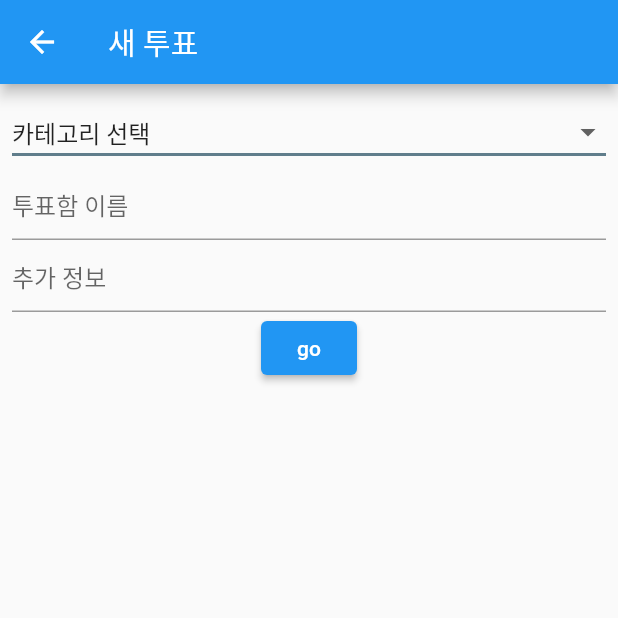
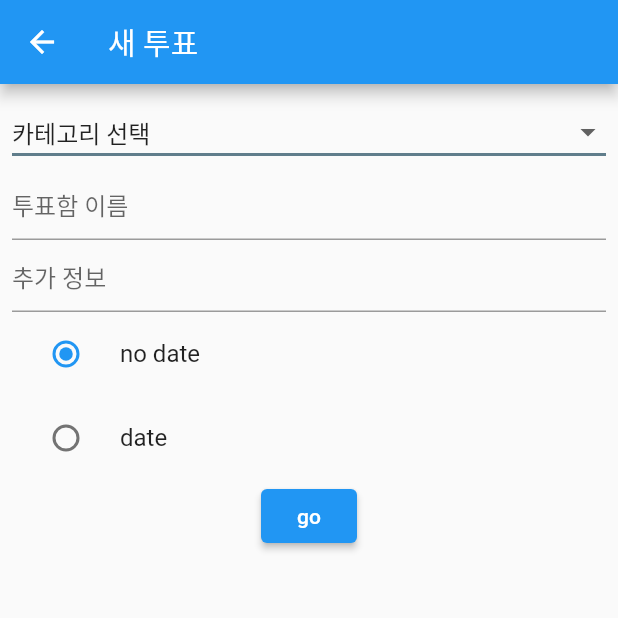
Before and after one commit to ryoush95/voteapp, a Flutter app: the voteAdd screen opened directly, on a phone screen of 412 x 824 dp, the top half of it. Run offline on Flutter 3.47's test engine with Material 2 defaults, Android fonts, the phone set to English and light mode, and no system bars; our stand-ins replace cloud_firestore, firebase_auth, firebase_core, firebase_storage, fluttertoast, get and 3 more; missing offline and left inert: flutter_quill, need_resume; accounts and stored records are empty.

Commit message:
투표추가 라디오 버튼 추가

```diff
--- a/lib/Controller/VoteAddController.dart
+++ b/lib/Controller/VoteAddController.dart
@@ -2,6 +2,7 @@ import 'package:cloud_firestore/cloud_firestore.dart';
 import 'package:flutter/material.dart';
 import 'package:fluttertoast/fluttertoast.dart';
 import 'package:get/get.dart';
+import 'package:intl/intl.dart';
 
 class VoteAddController extends GetxController {
   FirebaseFirestore db = FirebaseFirestore.instance;
@@ -9,6 +10,10 @@ class VoteAddController extends GetxController {
   var catelist = ['카테고리 선택'].obs;
   TextEditingController titletxc = TextEditingController();
   TextEditingController memotxc = TextEditingController();
+  RxBool period = false.obs;
+  List<String> dateMenu = ['7일', '30일', '1년'];
+  RxString data = '7일'.obs;
+  DateTime t = DateTime.now();
 
   void cate(String data) {
     category.value = data;
@@ -33,6 +38,7 @@ class VoteAddController extends GetxController {
   }
 
   void add(String title, String memo) {
+    print(period.value?Timestamp.fromDate(t):null);
     if (category.value != '카테고리 선택' && title != '' && memo != '') {
       db.collection('vote').add({
         'allcount': 0,
@@ -40,6 +46,7 @@ class VoteAddController extends GetxController {
         'title': title,
         'memo': memo,
         'category': category.value,
+        // 'enddate' : period.value?Timestamp.fromDate(t):null
       }).then((value) => Get.back());
       Fluttertoast.showToast(msg: '투표함이 등록되었습니다', gravity: ToastGravity.BOTTOM);
     } else {
@@ -63,4 +70,28 @@ class VoteAddController extends GetxController {
       );
     }).toList();
   }
+
+  List<DropdownMenuItem<String>> dateItem() {
+    return dateMenu.map<DropdownMenuItem<String>>((String value) {
+      return DropdownMenuItem<String>(
+        value: value,
+        child: Text(value),
+      );
+    }).toList();
+  }
+
+  String dateAfter() {
+    String v = data.value;
+    String d = '';
+
+    if(v == '7일') {
+      t = DateTime.now().add(Duration(days: 7));
+    } else if(v == '30일') {
+      t = DateTime.now().add(Duration(days: 30));
+    } else if (v == '1년') {
+      t = DateTime.now().add(Duration(days: 365));
+    }
+    d = DateFormat('yyyy-MM-dd').format(t);
+    return d;
+  }
 }
--- a/lib/Controller/bottomController.dart
+++ b/lib/Controller/bottomController.dart
@@ -1,11 +1,13 @@
 import 'package:cloud_firestore/cloud_firestore.dart';
+import 'package:firebase_auth/firebase_auth.dart';
 import 'package:flutter/material.dart';
 import 'package:flutter/services.dart';
 import 'package:get/get.dart';
 
-FirebaseFirestore db = FirebaseFirestore.instance;
 
 class BottomNaviController extends GetxController {
+  FirebaseFirestore db = FirebaseFirestore.instance;
+  FirebaseAuth auth = FirebaseAuth.instance;
   static BottomNaviController get to => Get.find();
   RxInt selectIndex = 0.obs;
   DateTime backpress = DateTime.now();
--- a/lib/screen/bottomNavigation.dart
+++ b/lib/screen/bottomNavigation.dart
@@ -22,7 +22,11 @@ class BottomNavigation extends StatelessWidget {
           title: Obx(()=> Text(c.titletext.value)),
           actions: [
             IconButton(onPressed: (){
-              Get.to(const voteAdd());
+              if(c.auth.currentUser != null) {
+                Get.to(const voteAdd());
+              } else {
+                Get.to(Login());
+              }
             },
                 icon: const Icon(Icons.add),
             ),
--- a/lib/screen/voteAdd.dart
+++ b/lib/screen/voteAdd.dart
@@ -36,20 +36,53 @@ class voteAdd extends StatelessWidget {
                   items: c.cateitem(),
                 ),
                 TextField(
-                  decoration: const InputDecoration(
-                    hintText: "투표함 이름"
-                  ),
+                  decoration: const InputDecoration(hintText: "투표함 이름"),
                   controller: c.titletxc,
                 ),
                 TextField(
-                  decoration: const InputDecoration(
-                      hintText: "추가 정보"
-                  ),
+                  decoration: const InputDecoration(hintText: "추가 정보"),
                   controller: c.memotxc,
                 ),
-                ElevatedButton(onPressed: (){
+                Obx(
+                  () => RadioListTile(
+                    value: false,
+                    groupValue: c.period.value,
+                    onChanged: (bool? value) {
+                      c.period.value = value!;
+                    },
+                    title: Text("no date"),
+                  ),
+                ),
+                Obx(
+                  () => RadioListTile(
+                    value: true,
+                    groupValue: c.period.value,
+                    onChanged: (bool? value) {
+                      c.period.value = value!;
+                    },
+                    title: Text("date"),
+                  ),
+                ),
+                Obx(
+                  () => Visibility(
+                      visible: c.period.value,
+                      child: Column(
+                        children: [
+                          DropdownButton<String>(
+                              value: c.data.value,
+                              items: c.dateItem(),
+                              onChanged: (String? data) {
+                                c.data.value = data!;
+                              }),
+                          Text('end ${c.dateAfter()}')
+                        ],
+                      )),
+                ),
+                ElevatedButton(
+                  onPressed: () {
                     c.add(c.titletxc.text, c.memotxc.text);
-                }, child: const Text('go'),
+                  },
+                  child: const Text('go'),
                 ),
               ],
             ),
```
Also changed, not shown: lib/Controller/VoteController.dart (+11 -1 lines). Lines whose indentation alone changed are shown as unchanged.
